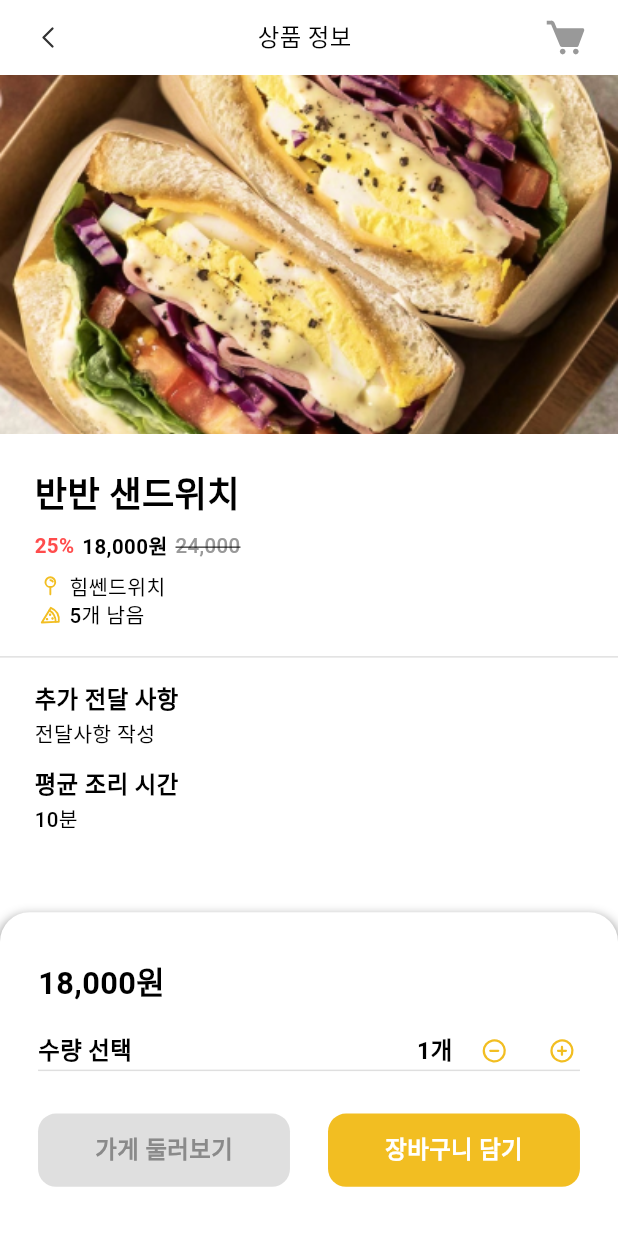
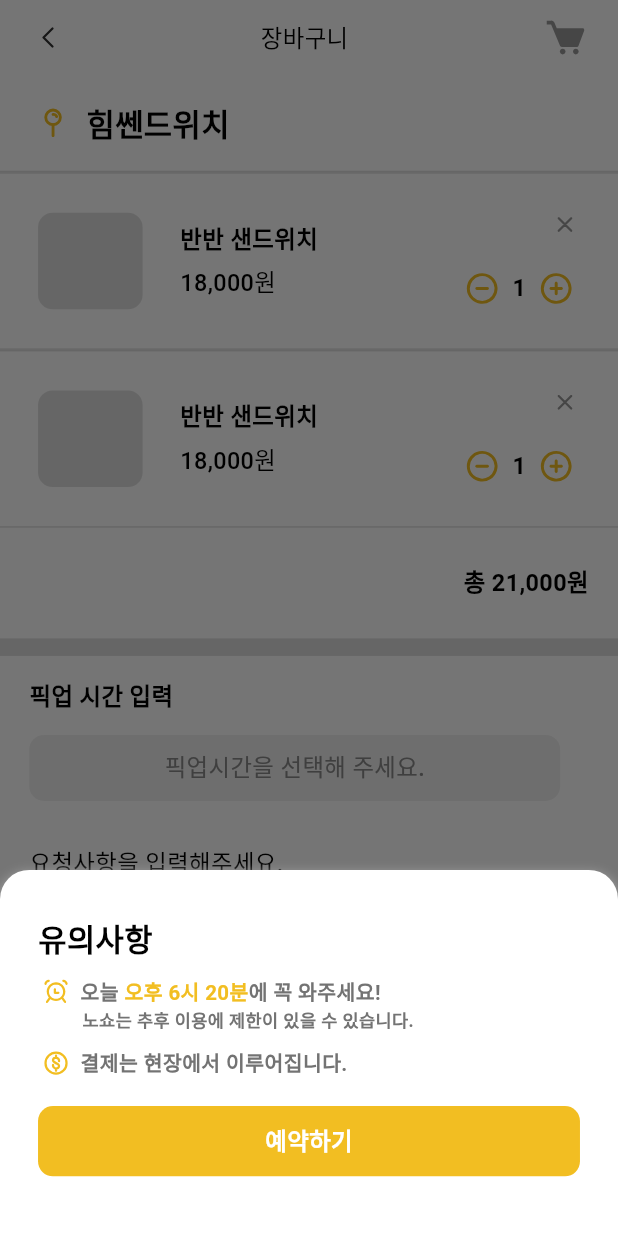
Before and after one commit to mayo-magam-dev/mayo-flutter, a Flutter app: the screen it shows after launch, after a tap on "예약하기", on a phone screen of 412 x 824 dp. Run offline on Flutter 3.47's test engine with Material 3 defaults, Android fonts, the phone set to English and light mode, and no system bars; our stand-ins replace dio, firebase_core, flutter_dotenv, flutter_screenutil, flutter_svg, freezed_annotation; accounts and stored records are empty; Roboto replaces fonts that are missing (Pretendard).

Commit message:
style :: 장바구니 페이지 퍼블리싱

```diff
--- a/lib/main.dart
+++ b/lib/main.dart
@@ -4,7 +4,8 @@ import 'package:flutter_dotenv/flutter_dotenv.dart';
 import 'package:flutter_screenutil/flutter_screenutil.dart';
 import 'package:mayo_flutter/desginSystem/themedata.dart';
 import 'package:mayo_flutter/firebase_options.dart';
-import 'package:mayo_flutter/view/product/product_page.dart';
+import 'package:mayo_flutter/view/cart/cart_page.dart';
+
 
 void main() async {
   WidgetsFlutterBinding.ensureInitialized();
@@ -28,7 +29,7 @@ class MyApp extends StatelessWidget {
           return MaterialApp(
             title: '마요',
             theme: customThemeData,
-            home: const ProuductPage(),
+            home: const CartPage(),
           );
         });
   }
--- /dev/null
+++ b/lib/view/cart/cart_bottom_sheet.dart
@@ -0,0 +1,84 @@
+part of 'cart_page.dart';
+
+class _CartBottomSheet extends StatelessWidget {
+  const _CartBottomSheet();
+
+  @override
+  Widget build(BuildContext context) {
+    return Container(
+      height: 250.h,
+      width: double.infinity,
+      decoration: BoxDecoration(
+        color: Colors.white,
+        boxShadow: [
+          BoxShadow(
+            color: Colors.grey,
+            spreadRadius: 1,
+            blurRadius: 5,
+            offset: Offset(0, 3),
+          ),
+        ],
+        borderRadius: BorderRadius.only(
+          topLeft: Radius.circular(20.r),
+          topRight: Radius.circular(20.r),
+        ),
+      ),
+      child: Padding(
+        padding: EdgeInsets.symmetric(horizontal: 24.w, vertical: 31.h),
+        child: Column(
+          crossAxisAlignment: CrossAxisAlignment.start,
+          children: [
+            Text("유의사항", style: AppTextStyle.heading3Bold),
+            SizedBox(height: 9.h),
+            Row(
+              children: [
+                SvgPicture.asset(
+                  "assets/icons/time.svg",
+                ),
+                SizedBox(width: 4.w),
+                Text("오늘 ",
+                    style: AppTextStyle.body2Bold
+                        .copyWith(color: GlobalMainGrey.grey600)),
+                Text("오후 6시 20분",
+                    style: AppTextStyle.body2Bold
+                        .copyWith(color: GlobalMainColor.globalMainColor)),
+                Text("에 꼭 와주세요!",
+                    style: AppTextStyle.body2Bold
+                        .copyWith(color: GlobalMainGrey.grey600))
+              ],
+            ),
+            Padding(
+              padding: EdgeInsets.only(left: 28.w),
+              child: Text(
+                "노쇼는 추후 이용에 제한이 있을 수 있습니다.",
+                style: AppTextStyle.captionBold
+                    .copyWith(color: GlobalMainGrey.grey600),
+              ),
+            ),
+            SizedBox(height: 9.h),
+            Row(
+              children: [
+                SvgPicture.asset(
+                  "assets/icons/coin.svg",
+                ),
+                SizedBox(width: 4.w),
+                Text("결제는 현장에서 이루어집니다.",
+                    style: AppTextStyle.body2Bold
+                        .copyWith(color: GlobalMainGrey.grey600)),
+              ],
+            ),
+            SizedBox(
+              height: 17.h,
+            ),
+            PressButton(
+              text: "예약하기",
+              onPressed: () {
+                Navigator.pop(context);
+              },
+            )
+          ],
+        ),
+      ),
+    );
+  }
+}
--- /dev/null
+++ b/lib/view/cart/cart_content.dart
@@ -0,0 +1,167 @@
+part of 'cart_page.dart';
+
+class _CartContent extends StatelessWidget {
+  const _CartContent();
+
+  @override
+  Widget build(BuildContext context) {
+    return Column(
+      children: [
+        Padding(
+          padding: EdgeInsets.symmetric(horizontal: 20.h, vertical: 16.w),
+          child: Row(
+            children: [
+              SvgPicture.asset("assets/icons/pin.svg",
+                  height: 30.h, width: 30.w),
+              SizedBox(width: 6.w),
+              Text(
+                "힘쎈드위치",
+                style: AppTextStyle.heading3Bold,
+              )
+            ],
+          ),
+        ),
+        Container(
+          height: 1.h,
+          color: GlobalMainGrey.grey200,
+        ),
+        _ProductInCart(),
+        _ProductInCart(),
+        Padding(
+            padding: EdgeInsets.symmetric(horizontal: 20.h, vertical: 25.w),
+            child: Align(
+              alignment: Alignment.centerRight,
+              child: Text(
+                "총 21,000원",
+                style: AppTextStyle.body1Bold,
+              ),
+            )),
+        Container(
+          height: 12.h,
+          color: GlobalMainGrey.grey200,
+        ),
+        Padding(
+          padding: EdgeInsets.symmetric(horizontal: 20.h, vertical: 16.w),
+          child: Column(
+            crossAxisAlignment: CrossAxisAlignment.start,
+            children: [
+              Text(
+                "픽업 시간 입력",
+                style: AppTextStyle.body1Bold,
+              ),
+              SizedBox(height: 14.w),
+              Container(
+                width: 335.w,
+                height: 45.h,
+                alignment: Alignment.center,
+                decoration: BoxDecoration(
+                  color: GlobalMainGrey.grey100,
+                  borderRadius: BorderRadius.circular(10.r),
+                ),
+                child: Text("픽업시간을 선택해 주세요.",
+                    style: AppTextStyle.body1Medium
+                        .copyWith(color: GlobalMainGrey.grey400)),
+              ),
+              SizedBox(
+                height: 32.h,
+              ),
+              Text(
+                "요청사항을 입력해주세요.",
+                style: AppTextStyle.body1Medium,
+              ),
+              SizedBox(
+                height: 8.h,
+              ),
+              Container(
+                height: 1.h,
+                color: GlobalMainGrey.grey200,
+              ),
+              SizedBox(
+                height: 21.h,
+              ),
+              Row(
+                children: [
+                  Text("일회용품 사용여부", style: AppTextStyle.body1Medium),
+                  Spacer(),
+                  CupertinoSwitch(
+                    value: true,
+                    activeTrackColor: GlobalMainColor.globalButtonColor,
+                    onChanged: (value) {},
+                  )
+                ],
+              )
+            ],
+          ),
+        )
+      ],
+    );
+  }
+}
+
+class _ProductInCart extends StatelessWidget {
+  const _ProductInCart();
+
+  @override
+  Widget build(BuildContext context) {
+    return Container(
+      decoration: BoxDecoration(
+          border: Border(
+        top: BorderSide(color: GlobalMainGrey.grey200),
+        bottom: BorderSide(color: GlobalMainGrey.grey200),
+      )),
+      padding: EdgeInsets.symmetric(horizontal: 24.w, vertical: 24.h),
+      child: Row(
+        mainAxisAlignment: MainAxisAlignment.spaceBetween,
+        children: [
+          Container(
+            width: 66.w,
+            height: 66.h,
+            decoration: BoxDecoration(
+                color: GlobalMainGrey.grey200,
+                borderRadius: BorderRadius.circular(10.r)),
+          ),
+          SizedBox(
+            width: 22.w,
+          ),
+          Column(
+            crossAxisAlignment: CrossAxisAlignment.start,
+            children: [
+              Text(
+                "반반 샌드위치",
+                style: AppTextStyle.body1Bold,
+              ),
+              SizedBox(height: 8.h),
+              Text(
+                "18,000원",
+                style: AppTextStyle.body1Medium,
+              )
+            ],
+          ),
+          SizedBox(width: 87.w),
+          Column(
+            crossAxisAlignment: CrossAxisAlignment.end,
+            children: [
+              SvgPicture.asset("assets/icons/x.svg"),
+              SizedBox(height: 16.h),
+              Row(
+                children: [
+                  SvgPicture.asset(
+                    "assets/icons/minus.svg",
+                    width: 30.w,
+                  ),
+                  SizedBox(width: 4.w),
+                  Text("1", style: AppTextStyle.body1Bold),
+                  SizedBox(width: 4.w),
+                  SvgPicture.asset(
+                    "assets/icons/plus.svg",
+                    width: 30.w,
+                  ),
+                ],
+              )
+            ],
+          )
+        ],
+      ),
+    );
+  }
+}
--- a/lib/view/cart/cart_page.dart
+++ b/lib/view/cart/cart_page.dart
@@ -1,8 +1,15 @@
+import 'package:flutter/cupertino.dart';
 import 'package:flutter/material.dart';
 import 'package:flutter_screenutil/flutter_screenutil.dart';
+import 'package:flutter_svg/svg.dart';
+import 'package:mayo_flutter/desginSystem/color.dart';
+import 'package:mayo_flutter/desginSystem/fontsize.dart';
+import 'package:mayo_flutter/view/components/press_button.dart';
 import 'package:mayo_flutter/view/components/top_bar.dart';
 
 part 'cart_scaffold.dart';
+part 'cart_content.dart';
+part 'cart_bottom_sheet.dart';
 
 class CartPage extends StatelessWidget {
   const CartPage({super.key});
@@ -14,15 +21,14 @@ class CartPage extends StatelessWidget {
         title: '장바구니',
         showCarts: true,
       ),
-      content: Column(
-        children: [
-          Text('Product Page'),
-        ],
-      ),
-      requestButton: ElevatedButton(
-        onPressed: () {},
-        child: Text('Requnu  est'),
-      ),
+      content: _CartContent(),
+      requestButton: PressButton(
+          text: "예약하기",
+          onPressed: () => showModalBottomSheet(
+              context: context,
+              builder: (context) {
+                return _CartBottomSheet();
+              })),
     );
   }
 }
--- a/lib/view/cart/cart_scaffold.dart
+++ b/lib/view/cart/cart_scaffold.dart
@@ -20,7 +20,7 @@ class _Scaffold extends StatelessWidget {
         children: [
           topBar,
           content,
-          SizedBox(height: 105.h),
+          SizedBox(height: 30.h),
           requestButton,
         ],
       ),
--- a/lib/view/product/product_on_cart.dart
+++ b/lib/view/product/product_on_cart.dart
@@ -117,7 +117,7 @@ class _OnCart extends StatelessWidget {
                     ),
                   ),
                   GestureDetector(
-                    onTap: () {},
+                    onTap: () => CartPage(),
                     child: Container(
                       width: 129.w,
                       height: 56.h,
--- a/lib/view/product/product_page.dart
+++ b/lib/view/product/product_page.dart
@@ -3,6 +3,7 @@ import 'package:flutter_screenutil/flutter_screenutil.dart';
 import 'package:flutter_svg/svg.dart';
 import 'package:mayo_flutter/desginSystem/color.dart';
 import 'package:mayo_flutter/desginSystem/fontsize.dart';
+import 'package:mayo_flutter/view/cart/cart_page.dart';
 import 'package:mayo_flutter/view/components/press_button.dart';
 import 'package:mayo_flutter/view/components/top_bar.dart';
 
```
